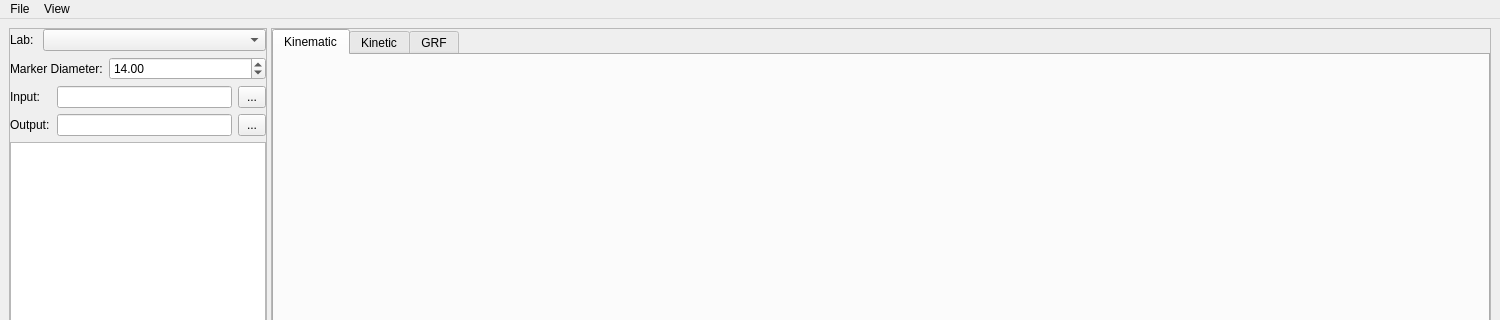
The window that src/c3d_parser/view/qt/main_window.ui (tsalemink/C3D-parser) describes before a commit, drawn with Qt 5; both pictures show x 0 to 1500 and y 0 to 320 of the 1500 by 800 pixel window.
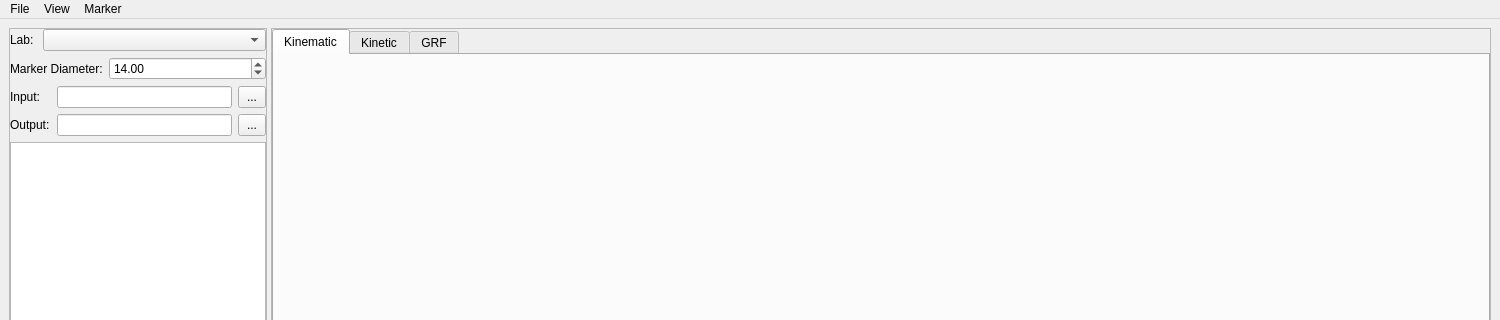
The same window after the commit. Custom widgets are drawn as their Qt base class.

Commit message:
Create marker set dialog
For defining custom marker sets.

The edit to the form file:
```diff
--- a/src/c3d_parser/view/qt/main_window.ui
+++ b/src/c3d_parser/view/qt/main_window.ui
@@ -348,8 +348,15 @@
     </property>
     <addaction name="actionOptions"/>
    </widget>
+   <widget class="QMenu" name="menuMarker">
+    <property name="title">
+     <string>Marker</string>
+    </property>
+    <addaction name="actionCustomMarkerSet"/>
+   </widget>
    <addaction name="menuFile"/>
    <addaction name="menuView"/>
+   <addaction name="menuMarker"/>
   </widget>
   <action name="actionQuit">
    <property name="text">
```
Left out of the diff: 5 changed lines with no effect on the pictures. The commit also changes 5 other files.
